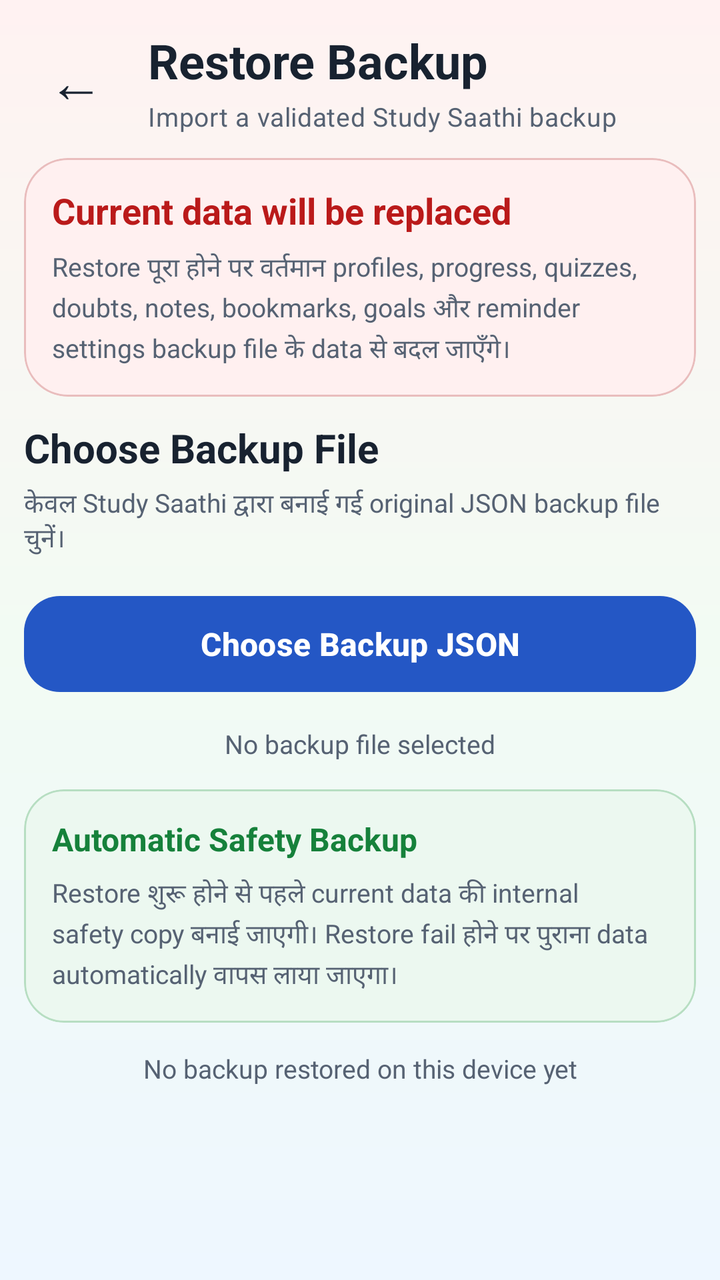
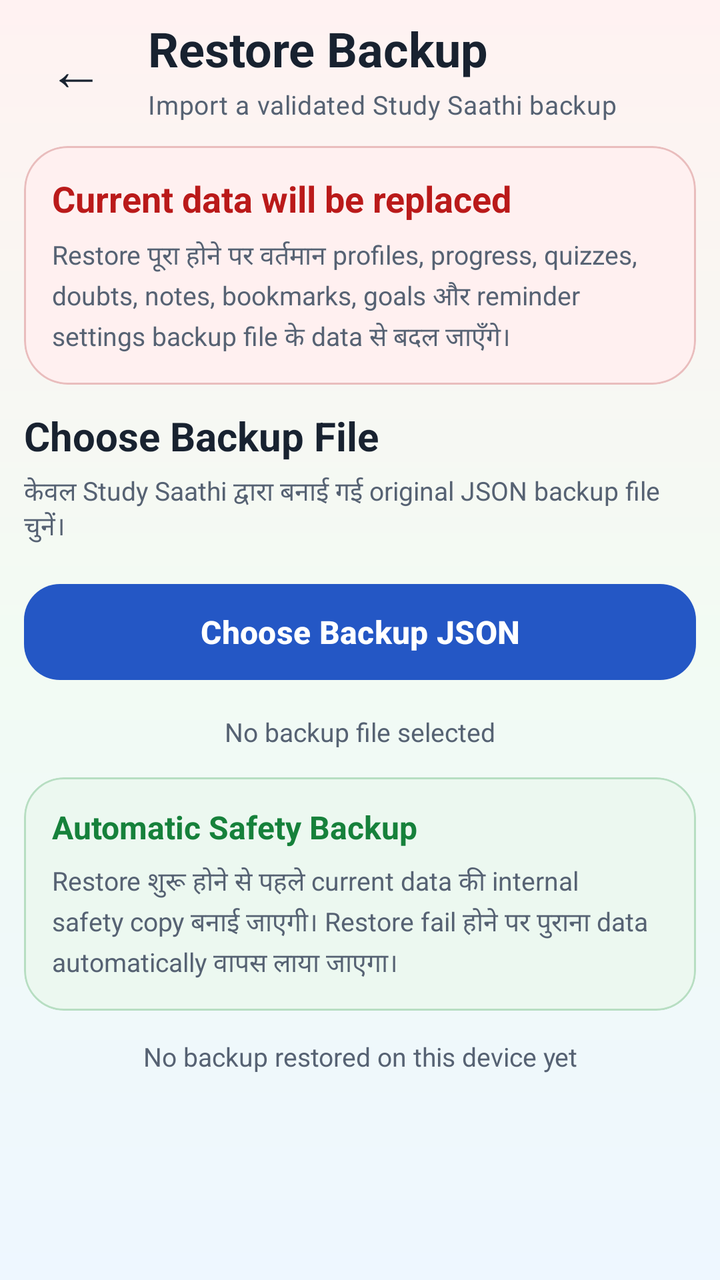

Before-and-after screenshots of an Android layout around one commit, followed by the original layout XML and the change that was made.
<!-- AndroidManifest.xml: application theme Theme.StudySaathi -->
<!-- res/layout/activity_backup_restore.xml -->
<?xml version="1.0" encoding="utf-8"?>
<androidx.coordinatorlayout.widget.CoordinatorLayout xmlns:android="http://schemas.android.com/apk/res/android"
    xmlns:app="http://schemas.android.com/apk/res-auto"
    android:id="@+id/backupRestoreRoot"
    android:layout_width="match_parent"
    android:layout_height="match_parent"
    android:background="@drawable/bg_app_soft_mix">

    <androidx.core.widget.NestedScrollView
        android:id="@+id/contentBackupRestore"
        android:layout_width="match_parent"
        android:layout_height="match_parent"
        android:clipToPadding="false"
        android:fillViewport="true"
        android:overScrollMode="never">

        <LinearLayout
            android:layout_width="match_parent"
            android:layout_height="wrap_content"
            android:orientation="vertical"
            android:paddingStart="12dp"
            android:paddingTop="14dp"
            android:paddingEnd="12dp"
            android:paddingBottom="12dp">

            <LinearLayout
                android:layout_width="match_parent"
                android:layout_height="wrap_content"
                android:gravity="center_vertical"
                android:orientation="horizontal">

                <com.google.android.material.button.MaterialButton
                    android:id="@+id/buttonBack"
                    style="@style/Widget.Material3.Button.TextButton"
                    android:layout_width="52dp"
                    android:layout_height="52dp"
                    android:contentDescription="@string/back"
                    android:insetLeft="0dp"
                    android:insetTop="0dp"
                    android:insetRight="0dp"
                    android:insetBottom="0dp"
                    android:minWidth="0dp"
                    android:text="←"
                    android:textColor="@color/ss_text_primary"
                    android:textSize="28sp"
                    app:cornerRadius="16dp" />

                <LinearLayout
                    android:layout_width="0dp"
                    android:layout_height="wrap_content"
                    android:layout_marginStart="10dp"
                    android:layout_weight="1"
                    android:orientation="vertical">

                    <TextView
                        style="@style/TextAppearance.StudySaathi.Heading"
                        android:layout_width="match_parent"
                        android:layout_height="wrap_content"
                        android:text="@string/backup_restore_title"
                        android:textSize="24sp" />

                    <TextView
                        style="@style/TextAppearance.StudySaathi.Body"
                        android:layout_width="match_parent"
                        android:layout_height="wrap_content"
                        android:layout_marginTop="3dp"
                        android:text="@string/backup_restore_subtitle"
                        android:textSize="13sp" />

                </LinearLayout>

            </LinearLayout>

            <com.google.android.material.card.MaterialCardView
                android:layout_width="match_parent"
                android:layout_height="wrap_content"
                android:layout_marginTop="12dp"
                app:cardBackgroundColor="@color/ss_red_soft"
                app:cardCornerRadius="22dp"
                app:cardElevation="0dp"
                app:strokeColor="@color/ss_red_border"
                app:strokeWidth="1dp">

                <LinearLayout
                    android:layout_width="match_parent"
                    android:layout_height="wrap_content"
                    android:orientation="vertical"
                    android:padding="14dp">

                    <TextView
                        android:layout_width="match_parent"
                        android:layout_height="wrap_content"
                        android:fontFamily="sans-serif-rounded"
                        android:text="@string/backup_restore_warning_title"
                        android:textColor="@color/ss_error"
                        android:textSize="18sp"
                        android:textStyle="bold" />

                    <TextView
                        android:layout_width="match_parent"
                        android:layout_height="wrap_content"
                        android:layout_marginTop="7dp"
                        android:lineSpacingExtra="3dp"
                        android:text="@string/backup_restore_warning_description"
                        android:textColor="@color/ss_text_secondary"
                        android:textSize="13sp" />

                </LinearLayout>

            </com.google.android.material.card.MaterialCardView>

            <TextView
                android:layout_width="match_parent"
                android:layout_height="wrap_content"
                android:layout_marginTop="12dp"
                android:fontFamily="sans-serif-rounded"
                android:text="@string/backup_restore_choose_title"
                android:textColor="@color/ss_text_primary"
                android:textSize="20sp"
                android:textStyle="bold" />

            <TextView
                android:layout_width="match_parent"
                android:layout_height="wrap_content"
                android:layout_marginTop="5dp"
                android:text="@string/backup_restore_choose_description"
                android:textColor="@color/ss_text_secondary"
                android:textSize="13sp" />

            <com.google.android.material.button.MaterialButton
                android:id="@+id/buttonChooseBackupFile"
                style="@style/Widget.StudySaathi.Button.Primary"
                android:layout_width="match_parent"
                android:layout_height="wrap_content"
                android:layout_marginTop="15dp"
                android:text="@string/backup_restore_choose_button"
                android:textAllCaps="false"
                android:textSize="16sp" />

            <TextView
                android:id="@+id/textSelectedBackupFile"
                android:layout_width="match_parent"
                android:layout_height="wrap_content"
                android:layout_marginTop="13dp"
                android:gravity="center"
                android:text="@string/backup_restore_no_file_selected"
                android:textColor="@color/ss_text_secondary"
                android:textSize="13sp" />

            <com.google.android.material.card.MaterialCardView
                android:id="@+id/cardBackupPreview"
                android:layout_width="match_parent"
                android:layout_height="wrap_content"
                android:layout_marginTop="12dp"
                android:visibility="gone"
                app:cardBackgroundColor="@color/ss_blue_soft"
                app:cardCornerRadius="22dp"
                app:cardElevation="0dp"
                app:strokeColor="@color/ss_blue_border"
                app:strokeWidth="1dp">

                <LinearLayout
                    android:layout_width="match_parent"
                    android:layout_height="wrap_content"
                    android:orientation="vertical"
                    android:padding="14dp">

                    <TextView
                        android:layout_width="match_parent"
                        android:layout_height="wrap_content"
                        android:fontFamily="sans-serif-rounded"
                        android:text="@string/backup_restore_preview_title"
                        android:textColor="@color/ss_text_primary"
                        android:textSize="19sp"
                        android:textStyle="bold" />

                    <TextView
                        android:id="@+id/textBackupCreatedAt"
                        android:layout_width="match_parent"
                        android:layout_height="wrap_content"
                        android:layout_marginTop="5dp"
                        android:text="@string/backup_restore_created_unknown"
                        android:textColor="@color/ss_text_secondary"
                        android:textSize="12sp" />

                    <LinearLayout
                        android:layout_width="match_parent"
                        android:layout_height="wrap_content"
                        android:layout_marginTop="12dp"
                        android:orientation="horizontal">

                        <LinearLayout
                            android:layout_width="0dp"
                            android:layout_height="wrap_content"
                            android:layout_marginEnd="5dp"
                            android:layout_weight="1"
                            android:background="@color/ss_surface"
                            android:gravity="center"
                            android:orientation="vertical"
                            android:padding="13dp">

                            <TextView
                                android:id="@+id/textRestoreProfiles"
                                android:layout_width="wrap_content"
                                android:layout_height="wrap_content"
                                android:text="0"
                                android:textColor="@color/ss_primary"
                                android:textSize="23sp"
                                android:textStyle="bold" />

                            <TextView
                                android:layout_width="wrap_content"
                                android:layout_height="wrap_content"
                                android:layout_marginTop="3dp"
                                android:text="@string/backup_profiles_label"
                                android:textColor="@color/ss_text_secondary"
                                android:textSize="10sp" />

                        </LinearLayout>

                        <LinearLayout
                            android:layout_width="0dp"
                            android:layout_height="wrap_content"
                            android:layout_marginStart="5dp"
                            android:layout_marginEnd="5dp"
                            android:layout_weight="1"
                            android:background="@color/ss_surface"
                            android:gravity="center"
                            android:orientation="vertical"
                            android:padding="13dp">

                            <TextView
                                android:id="@+id/textRestoreLessons"
                                android:layout_width="wrap_content"
                                android:layout_height="wrap_content"
                                android:text="0"
                                android:textColor="@color/ss_secondary"
                                android:textSize="23sp"
                                android:textStyle="bold" />

                            <TextView
                                android:layout_width="wrap_content"
                                android:layout_height="wrap_content"
                                android:layout_marginTop="3dp"
                                android:text="@string/backup_lessons_label"
                                android:textColor="@color/ss_text_secondary"
                                android:textSize="10sp" />

                        </LinearLayout>

                        <LinearLayout
                            android:layout_width="0dp"
                            android:layout_height="wrap_content"
                            android:layout_marginStart="5dp"
                            android:layout_weight="1"
                            android:background="@color/ss_surface"
                            android:gravity="center"
                            android:orientation="vertical"
                            android:padding="13dp">

                            <TextView
                                android:id="@+id/textRestoreQuizzes"
                                android:layout_width="wrap_content"
                                android:layout_height="wrap_content"
                                android:text="0"
                                android:textColor="@color/ss_primary_dark"
                                android:textSize="23sp"
                                android:textStyle="bold" />

                            <TextView
                                android:layout_width="wrap_content"
                                android:layout_height="wrap_content"
                                android:layout_marginTop="3dp"
                                android:text="@string/backup_quizzes_label"
                                android:textColor="@color/ss_text_secondary"
                                android:textSize="10sp" />

                        </LinearLayout>

                    </LinearLayout>

                    <LinearLayout
                        android:layout_width="match_parent"
                        android:layout_height="wrap_content"
                        android:layout_marginTop="10dp"
                        android:orientation="horizontal">

                        <LinearLayout
                            android:layout_width="0dp"
                            android:layout_height="wrap_content"
                            android:layout_marginEnd="5dp"
                            android:layout_weight="1"
                            android:background="@color/ss_surface"
                            android:gravity="center"
                            android:orientation="vertical"
                            android:padding="13dp">

                            <TextView
                                android:id="@+id/textRestoreDoubts"
                                android:layout_width="wrap_content"
                                android:layout_height="wrap_content"
                                android:text="0"
                                android:textColor="@color/ss_warning"
                                android:textSize="23sp"
                                android:textStyle="bold" />

                            <TextView
                                android:layout_width="wrap_content"
                                android:layout_height="wrap_content"
                                android:layout_marginTop="3dp"
                                android:text="@string/backup_doubts_label"
                                android:textColor="@color/ss_text_secondary"
                                android:textSize="10sp" />

                        </LinearLayout>

                        <LinearLayout
                            android:layout_width="0dp"
                            android:layout_height="wrap_content"
                            android:layout_marginStart="5dp"
                            android:layout_weight="1"
                            android:background="@color/ss_surface"
                            android:gravity="center"
                            android:orientation="vertical"
                            android:padding="13dp">

                            <TextView
                                android:id="@+id/textRestorePreferences"
                                android:layout_width="wrap_content"
                                android:layout_height="wrap_content"
                                android:text="0"
                                android:textColor="@color/ss_success"
                                android:textSize="23sp"
                                android:textStyle="bold" />

                            <TextView
                                android:layout_width="wrap_content"
                                android:layout_height="wrap_content"
                                android:layout_marginTop="3dp"
                                android:text="@string/backup_restore_preferences_label"
                                android:textColor="@color/ss_text_secondary"
                                android:textSize="10sp" />

                        </LinearLayout>

                    </LinearLayout>

                </LinearLayout>

            </com.google.android.material.card.MaterialCardView>

            <com.google.android.material.card.MaterialCardView
                android:layout_width="match_parent"
                android:layout_height="wrap_content"
                android:layout_marginTop="14dp"
                app:cardBackgroundColor="@color/ss_green_soft"
                app:cardCornerRadius="20dp"
                app:cardElevation="0dp"
                app:strokeColor="@color/ss_green_border"
                app:strokeWidth="1dp">

                <LinearLayout
                    android:layout_width="match_parent"
                    android:layout_height="wrap_content"
                    android:orientation="vertical"
                    android:padding="14dp">

                    <TextView
                        android:layout_width="match_parent"
                        android:layout_height="wrap_content"
                        android:text="@string/backup_restore_safety_title"
                        android:textColor="@color/ss_success"
                        android:textSize="16sp"
                        android:textStyle="bold" />

                    <TextView
                        android:layout_width="match_parent"
                        android:layout_height="wrap_content"
                        android:layout_marginTop="7dp"
                        android:lineSpacingExtra="3dp"
                        android:text="@string/backup_restore_safety_description"
                        android:textColor="@color/ss_text_secondary"
                        android:textSize="13sp" />

                </LinearLayout>

            </com.google.android.material.card.MaterialCardView>

            <com.google.android.material.button.MaterialButton
                android:id="@+id/buttonRestoreBackup"
                style="@style/Widget.StudySaathi.Button.Primary"
                android:layout_width="match_parent"
                android:layout_height="wrap_content"
                android:layout_marginTop="14dp"
                android:text="@string/backup_restore_restore_button"
                android:textAllCaps="false"
                android:textSize="16sp"
                android:visibility="gone" />

            <TextView
                android:id="@+id/textLastRestore"
                android:layout_width="match_parent"
                android:layout_height="wrap_content"
                android:layout_marginTop="14dp"
                android:gravity="center"
                android:text="@string/backup_restore_last_none"
                android:textColor="@color/ss_text_secondary"
                android:textSize="13sp" />

        </LinearLayout>

    </androidx.core.widget.NestedScrollView>

    <com.google.android.material.progressindicator.CircularProgressIndicator
        android:id="@+id/progressBackupRestore"
        android:layout_width="48dp"
        android:layout_height="48dp"
        android:layout_gravity="center"
        android:visibility="gone"
        app:indicatorColor="@color/ss_primary"
        app:indicatorSize="48dp"
        app:trackColor="@color/ss_blue_soft"
        app:trackThickness="5dp" />

</androidx.coordinatorlayout.widget.CoordinatorLayout>
<!-- resources referenced by this layout -->
<resources>
  <color name="ss_blue_border">#B8D1FA</color>
  <color name="ss_blue_soft">#EAF2FF</color>
  <color name="ss_error">#BA1A1A</color>
  <color name="ss_green_border">#B7DEC2</color>
  <color name="ss_green_soft">#ECF8F0</color>
  <color name="ss_primary">#2457C5</color>
  <color name="ss_primary_dark">#173F99</color>
  <color name="ss_red_border">#E9BDBD</color>
  <color name="ss_red_soft">#FFF0F0</color>
  <color name="ss_secondary">#087F8C</color>
  <color name="ss_success">#16813B</color>
  <color name="ss_surface">#FFFFFF</color>
  <color name="ss_text_primary">#182230</color>
  <color name="ss_text_secondary">#566273</color>
  <color name="ss_warning">#A26300</color>
  <string name="back">Back</string>
  <string name="backup_doubts_label">
          Doubts
      </string>
  <string name="backup_lessons_label">
          Lesson Progress
      </string>
  <string name="backup_profiles_label">
          Profiles
      </string>
  <string name="backup_quizzes_label">
          Quiz Attempts
      </string>
  <string name="backup_restore_choose_button">
          Choose Backup JSON
      </string>
  <string name="backup_restore_choose_description">
          केवल Study Saathi द्वारा बनाई गई original JSON backup file चुनें।
      </string>
  <string name="backup_restore_choose_title">
          Choose Backup File
      </string>
  <string name="backup_restore_created_unknown">
          Backup creation time unavailable
      </string>
  <string name="backup_restore_last_none">
          No backup restored on this device yet
      </string>
  <string name="backup_restore_no_file_selected">
          No backup file selected
      </string>
  <string name="backup_restore_preferences_label">
          Preference Items
      </string>
  <string name="backup_restore_preview_title">
          Restore Preview
      </string>
  <string name="backup_restore_restore_button">
          Restore This Backup
      </string>
  <string name="backup_restore_safety_description">
          Restore शुरू होने से पहले current data की internal safety copy बनाई जाएगी। Restore fail होने पर पुराना data automatically वापस लाया जाएगा।
      </string>
  <string name="backup_restore_safety_title">
          Automatic Safety Backup
      </string>
  <string name="backup_restore_subtitle">
          Import a validated Study Saathi backup
      </string>
  <string name="backup_restore_title">
          Restore Backup
      </string>
  <string name="backup_restore_warning_description">
          Restore पूरा होने पर वर्तमान profiles, progress, quizzes, doubts, notes, bookmarks, goals और reminder settings backup file के data से बदल जाएँगे।
      </string>
  <string name="backup_restore_warning_title">
          Current data will be replaced
      </string>
  <style name="TextAppearance.StudySaathi.Body" parent="TextAppearance.Material3.BodyMedium">
          <item name="android:fontFamily">sans-serif</item>
          <item name="fontFamily">sans-serif</item>
          <item name="android:textColor">@color/ss_text_secondary</item>
      </style>
  <style name="TextAppearance.StudySaathi.Heading" parent="TextAppearance.Material3.HeadlineSmall">
          <item name="android:fontFamily">sans-serif-rounded</item>
          <item name="fontFamily">sans-serif-rounded</item>
          <item name="android:textStyle">bold</item>
          <item name="android:textColor">@color/ss_text_primary</item>
      </style>
  <color name="ss_on_primary">#FFFFFF</color>
  <color name="ss_on_secondary">#FFFFFF</color>
  <color name="ss_teal_soft">#EAF8F8</color>
  <color name="ss_tertiary">#8A5A00</color>
  <color name="ss_on_tertiary">#FFFFFF</color>
  <color name="ss_yellow_soft">#FFF8E8</color>
  <color name="ss_background">#F7F9FC</color>
  <color name="ss_surface_soft">#F0F4FA</color>
  <color name="ss_outline">#D6DEE9</color>
  <color name="white">#FFFFFFFF</color>
  <!-- unchanged entries left out for length: 3 -->
</resources>

<!-- the commit's change to res/layout/activity_backup_restore.xml (unified diff, before → after) -->
@@ -19,7 +19,7 @@
             android:layout_height="wrap_content"
             android:orientation="vertical"
             android:paddingStart="12dp"
-            android:paddingTop="14dp"
+            android:paddingTop="8dp"
             android:paddingEnd="12dp"
             android:paddingBottom="12dp">
 
